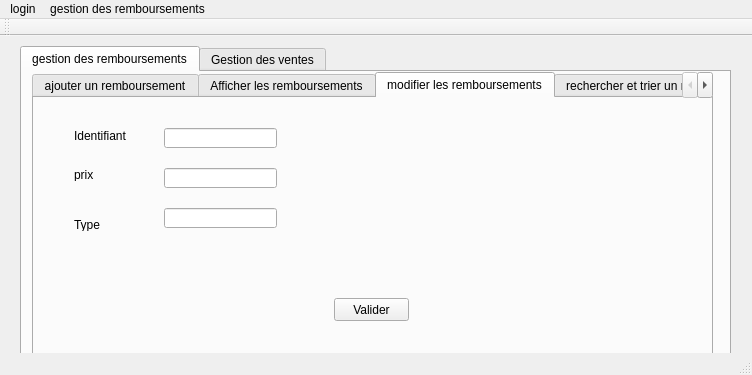
Qt form mainwindow.ui (AyariNabil/Projet) before a commit.
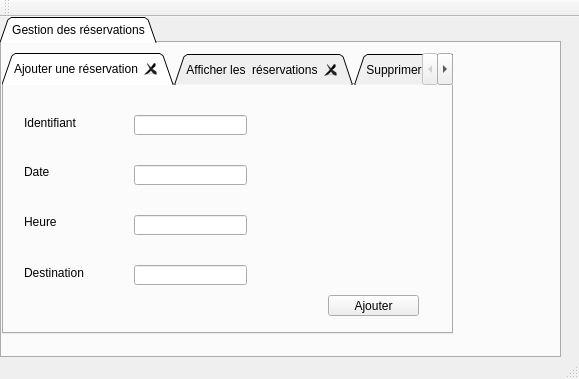
The same form after that commit. The open tabs and pages were chosen to show the change.

Diff of the .ui file:
```diff
--- a/mainwindow.ui
+++ b/mainwindow.ui
@@ -6,8 +6,8 @@
    <rect>
     <x>0</x>
     <y>0</y>
-    <width>752</width>
-    <height>375</height>
+    <width>579</width>
+    <height>379</height>
    </rect>
   </property>
   <property name="windowTitle">
@@ -17,34 +17,49 @@
    <widget class="QTabWidget" name="tabWidget_2">
     <property name="geometry">
      <rect>
-      <x>20</x>
-      <y>10</y>
-      <width>711</width>
+      <x>0</x>
+      <y>0</y>
+      <width>561</width>
       <height>341</height>
      </rect>
     </property>
+    <property name="tabShape">
+     <enum>QTabWidget::Triangular</enum>
+    </property>
     <property name="currentIndex">
      <number>0</number>
     </property>
+    <property name="tabsClosable">
+     <bool>false</bool>
+    </property>
     <widget class="QWidget" name="tab_4">
      <attribute name="title">
-      <string>gestion des remboursements</string>
+      <string>Gestion des réservations</string>
      </attribute>
      <widget class="QTabWidget" name="tabWidget">
       <property name="geometry">
        <rect>
-        <x>10</x>
-        <y>0</y>
-        <width>681</width>
-        <height>301</height>
+        <x>0</x>
+        <y>10</y>
+        <width>451</width>
+        <height>281</height>
        </rect>
       </property>
+      <property name="tabShape">
+       <enum>QTabWidget::Triangular</enum>
+      </property>
       <property name="currentIndex">
-       <number>2</number>
+       <number>0</number>
+      </property>
+      <property name="tabsClosable">
+       <bool>true</bool>
+      </property>
+      <property name="movable">
+       <bool>true</bool>
       </property>
       <widget class="QWidget" name="tab">
        <attribute name="title">
-        <string>ajouter un remboursement</string>
+        <string>Ajouter une réservation</string>
        </attribute>
        <widget class="QLabel" name="label">
         <property name="geometry">
@@ -63,13 +78,26 @@
         <property name="geometry">
          <rect>
           <x>20</x>
-          <y>90</y>
+          <y>80</y>
           <width>47</width>
           <height>13</height>
          </rect>
         </property>
         <property name="text">
-         <string>prix</string>
+         <string>Date</string>
+        </property>
+       </widget>
+       <widget class="QLabel" name="label_3">
+        <property name="geometry">
+         <rect>
+          <x>20</x>
+          <y>130</y>
+          <width>47</width>
+          <height>13</height>
+         </rect>
+        </property>
+        <property name="text">
+         <string>Heure</string>
         </property>
        </widget>
        <widget class="QLineEdit" name="lineEdit_id">
@@ -86,7 +114,17 @@
         <property name="geometry">
          <rect>
           <x>130</x>
-          <y>90</y>
+          <y>80</y>
+          <width>113</width>
+          <height>20</height>
+         </rect>
+        </property>
+       </widget>
+       <widget class="QLineEdit" name="lineEdit_heure">
+        <property name="geometry">
+         <rect>
+          <x>130</x>
+          <y>130</y>
           <width>113</width>
           <height>20</height>
          </rect>
@@ -95,10 +133,10 @@
        <widget class="QPushButton" name="pb_ajouter">
         <property name="geometry">
          <rect>
-          <x>310</x>
-          <y>230</y>
-          <width>75</width>
-          <height>23</height>
+          <x>324</x>
+          <y>210</y>
+          <width>91</width>
+          <height>21</height>
          </rect>
         </property>
         <property name="text">
@@ -109,29 +147,29 @@
         <property name="geometry">
          <rect>
           <x>130</x>
-          <y>140</y>
+          <y>180</y>
           <width>113</width>
           <height>20</height>
          </rect>
         </property>
        </widget>
-       <widget class="QLabel" name="label_6">
+       <widget class="QLabel" name="label_5">
         <property name="geometry">
          <rect>
           <x>20</x>
-          <y>140</y>
-          <width>47</width>
-          <height>13</height>
+          <y>180</y>
+          <width>61</width>
+          <height>16</height>
          </rect>
         </property>
         <property name="text">
-         <string>Type</string>
+         <string>Destination</string>
         </property>
        </widget>
       </widget>
       <widget class="QWidget" name="tab_2">
        <attribute name="title">
-        <string>Afficher les remboursements</string>
+        <string>Afficher les  réservations</string>
        </attribute>
        <widget class="QTableView" name="tabtest">
         <property name="geometry">
@@ -144,160 +182,9 @@
         </property>
        </widget>
       </widget>
-      <widget class="QWidget" name="tab_9">
-       <attribute name="title">
-        <string>modifier les remboursements</string>
-       </attribute>
-       <widget class="QLabel" name="label_11">
-        <property name="geometry">
-         <rect>
-          <x>40</x>
-          <y>30</y>
-          <width>81</width>
-          <height>16</height>
-         </rect>
-        </property>
-        <property name="text">
-         <string>Identifiant</string>
-        </property>
-       </widget>
-       <widget class="QLabel" name="label_12">
-        <property name="geometry">
-         <rect>
-          <x>40</x>
-          <y>70</y>
-          <width>47</width>
-          <height>13</height>
-         </rect>
-        </property>
-        <property name="text">
-         <string>prix</string>
-        </property>
-       </widget>
-       <widget class="QLabel" name="label_15">
-        <property name="geometry">
-         <rect>
-          <x>40</x>
-          <y>120</y>
-          <width>47</width>
-          <height>13</height>
-         </rect>
-        </property>
-        <property name="text">
-         <string>Type</string>
-        </property>
-       </widget>
-       <widget class="QPushButton" name="pb_modifier">
-        <property name="geometry">
-         <rect>
-          <x>300</x>
-          <y>200</y>
-          <width>75</width>
-          <height>23</height>
-         </rect>
-        </property>
-        <property name="text">
-         <string>Valider</string>
-        </property>
-       </widget>
-       <widget class="QLineEdit" name="lineEdit_q3_2">
-        <property name="geometry">
-         <rect>
-          <x>130</x>
-          <y>110</y>
-          <width>113</width>
-          <height>20</height>
-         </rect>
-        </property>
-       </widget>
-       <widget class="QLineEdit" name="lineEdit_nom_2">
-        <property name="geometry">
-         <rect>
-          <x>130</x>
-          <y>70</y>
-          <width>113</width>
-          <height>20</height>
-         </rect>
-        </property>
-       </widget>
-       <widget class="QLineEdit" name="lineEdit_id_5">
-        <property name="geometry">
-         <rect>
-          <x>130</x>
-          <y>30</y>
-          <width>113</width>
-          <height>20</height>
-         </rect>
-        </property>
-       </widget>
-      </widget>
-      <widget class="QWidget" name="tab_10">
-       <attribute name="title">
-        <string>rechercher et trier un remboursements</string>
-       </attribute>
-       <widget class="QLabel" name="label_16">
-        <property name="geometry">
-         <rect>
-          <x>230</x>
-          <y>20</y>
-          <width>211</width>
-          <height>16</height>
-         </rect>
-        </property>
-        <property name="text">
-         <string>Veuillez entrer le type :</string>
-        </property>
-       </widget>
-       <widget class="QLineEdit" name="lineEdit_18">
-        <property name="geometry">
-         <rect>
-          <x>200</x>
-          <y>50</y>
-          <width>241</width>
-          <height>20</height>
-         </rect>
-        </property>
-       </widget>
-       <widget class="QLabel" name="label_17">
-        <property name="geometry">
-         <rect>
-          <x>40</x>
-          <y>90</y>
-          <width>141</width>
-          <height>16</height>
-         </rect>
-        </property>
-        <property name="text">
-         <string>Liste des remboursements :</string>
-        </property>
-       </widget>
-       <widget class="QTableView" name="tabtest_3">
-        <property name="geometry">
-         <rect>
-          <x>0</x>
-          <y>110</y>
-          <width>321</width>
-          <height>151</height>
-         </rect>
-        </property>
-       </widget>
-       <widget class="QPushButton" name="pushButton">
-        <property name="geometry">
-         <rect>
-          <x>530</x>
-          <y>230</y>
-          <width>75</width>
-          <height>23</height>
-         </rect>
-        </property>
-        <property name="text">
-         <string>Rechercher</string>
-        </property>
-       </widget>
-      </widget>
       <widget class="QWidget" name="tab_3">
        <attribute name="title">
-        <string>Supprimer un remboursement</string>
+        <string>Supprimer une réservation</string>
        </attribute>
        <widget class="QLineEdit" name="lineEdit_id_2">
         <property name="geometry">
@@ -336,37 +223,22 @@
         </property>
        </widget>
       </widget>
-     </widget>
-    </widget>
-    <widget class="QWidget" name="tab_5">
-     <attribute name="title">
-      <string>Gestion des ventes</string>
-     </attribute>
-     <widget class="QTabWidget" name="tabWidget_3">
-      <property name="geometry">
-       <rect>
-        <x>0</x>
-        <y>0</y>
-        <width>411</width>
-        <height>281</height>
-       </rect>
-      </property>
-      <property name="currentIndex">
-       <number>1</number>
-      </property>
-      <widget class="QWidget" name="tab_6">
+      <widget class="QWidget" name="tab_5">
        <attribute name="title">
-        <string>ajouter une vente</string>
+        <string>Modifier une résevation</string>
        </attribute>
-       <widget class="QLineEdit" name="lineEdit_id_3">
+       <widget class="QPushButton" name="pb_modifier">
         <property name="geometry">
          <rect>
-          <x>120</x>
-          <y>30</y>
-          <width>113</width>
-          <height>20</height>
+          <x>330</x>
+          <y>220</y>
+          <width>91</width>
+          <height>21</height>
          </rect>
         </property>
+        <property name="text">
+         <string>Modifier</string>
+        </property>
        </widget>
        <widget class="QLineEdit" name="lineEdit_reponse">
         <property name="geometry">
@@ -469,6 +341,41 @@
           <height>23</height>
          </rect>
         </property>
+       </widget>
+       <widget class="QLineEdit" name="lineEdit_destination1">
+        <property name="geometry">
+         <rect>
+          <x>140</x>
+          <y>160</y>
+          <width>141</width>
+          <height>21</height>
+         </rect>
+        </property>
+       </widget>
+       <widget class="QLineEdit" name="lineEdit_date1">
+        <property name="geometry">
+         <rect>
+          <x>140</x>
+          <y>80</y>
+          <width>141</width>
+          <height>21</height>
+         </rect>
+        </property>
+       </widget>
+      </widget>
+      <widget class="QWidget" name="tab_6">
+       <attribute name="title">
+        <string>Chercher une réservation</string>
+       </attribute>
+       <widget class="QPushButton" name="pb_chercher">
+        <property name="geometry">
+         <rect>
+          <x>320</x>
+          <y>200</y>
+          <width>91</width>
+          <height>21</height>
+         </rect>
+        </property>
         <property name="text">
          <string>Supprimer</string>
         </property>
@@ -483,23 +390,10 @@
     <rect>
      <x>0</x>
      <y>0</y>
-     <width>752</width>
+     <width>579</width>
      <height>21</height>
     </rect>
    </property>
-   <widget class="QMenu" name="menugestion">
-    <property name="title">
-     <string>gestion des remboursements</string>
-    </property>
-   </widget>
-   <widget class="QMenu" name="menulogin">
-    <property name="title">
-     <string>login</string>
-    </property>
-    <addaction name="separator"/>
-   </widget>
-   <addaction name="menulogin"/>
-   <addaction name="menugestion"/>
   </widget>
   <widget class="QToolBar" name="mainToolBar">
    <attribute name="toolBarArea">
```
Left out of the diff: 137 changed lines with no effect on the pictures.
